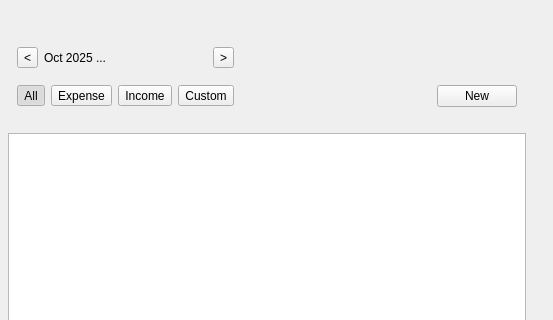
Qt form Desktop/mainwindow.ui (david4more/Finance) before a commit; both pictures show x 247 to 800 and y 0 to 320 of the 800 by 600 pixel window.
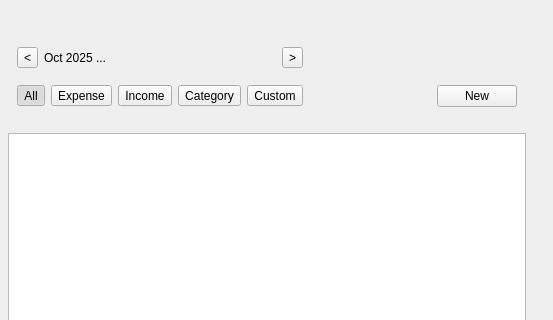
The same form after that commit. The open tabs and pages were chosen to show the change.

Commit message: add simple categories filtering

Diff of the .ui file:
```diff
--- a/Desktop/mainwindow.ui
+++ b/Desktop/mainwindow.ui
@@ -223,6 +223,16 @@
                   </property>
                  </widget>
                 </item>
+                <item>
+                 <widget class="QToolButton" name="categoryFilterButton">
+                  <property name="text">
+                   <string>Category</string>
+                  </property>
+                  <property name="checkable">
+                   <bool>true</bool>
+                  </property>
+                 </widget>
+                </item>
                 <item>
                  <widget class="QToolButton" name="customFilterButton">
                   <property name="text">
```
Left out of the diff: 2 changed lines with no effect on the pictures. The commit also changes 2 other files.
